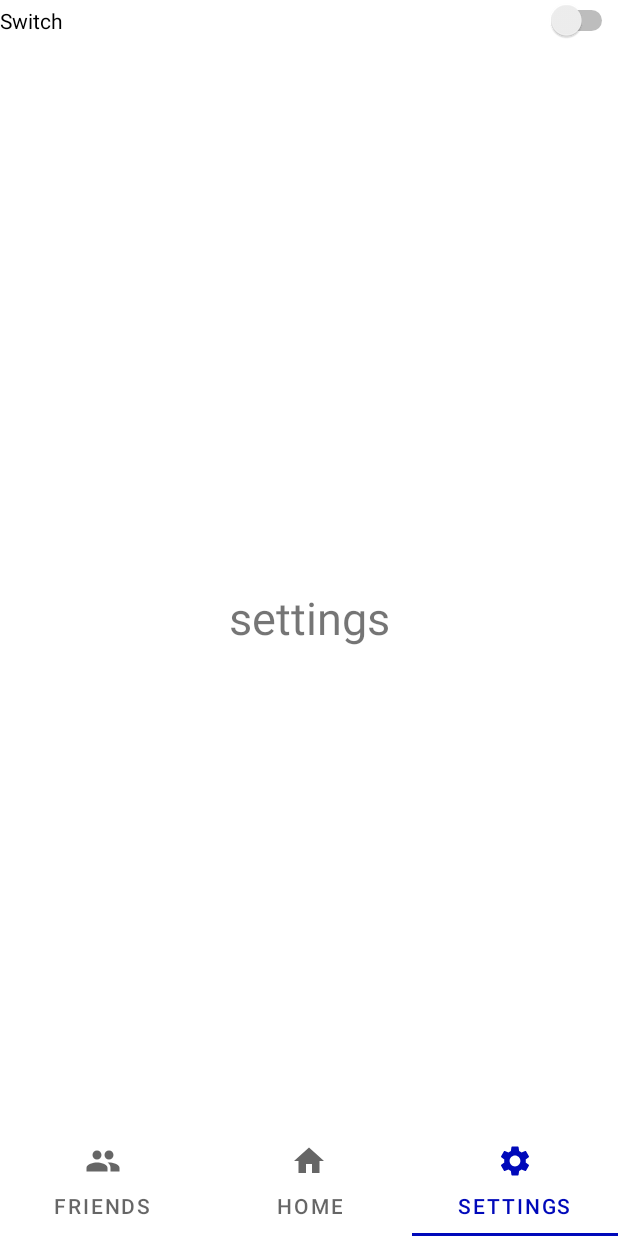
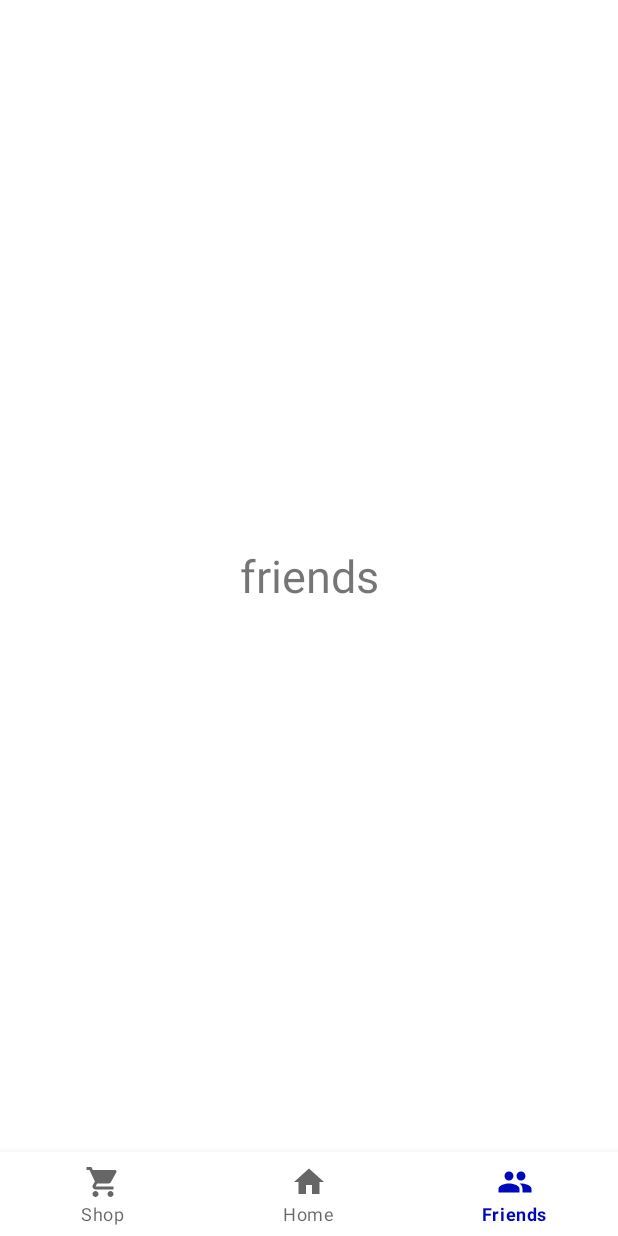
Before and after one commit to Tomer644/UtimateTicTacToe, an Android app: the screen it shows after launch (MainActivity), item 3 of the bottom bar chosen, on a phone screen of 412 x 824 dp. Run offline under Robolectric (Android 15) with nearby library versions, the phone set to English and light mode, and no system bars.

Commit message:
finished the menu

```diff
--- a/app/src/main/java/com/example/utimatetictactoe/HomeFragment.java
+++ b/app/src/main/java/com/example/utimatetictactoe/HomeFragment.java
@@ -1,23 +1,57 @@
 package com.example.utimatetictactoe;
 
+import android.content.Intent;
 import android.os.Bundle;
 
+import androidx.annotation.NonNull;
 import androidx.fragment.app.Fragment;
+import androidx.fragment.app.FragmentManager;
 
 import android.view.LayoutInflater;
 import android.view.View;
 import android.view.ViewGroup;
+import android.widget.Button;
+import android.widget.ImageButton;
+
+import com.google.android.material.bottomnavigation.BottomNavigationView;
+import com.google.android.material.navigation.NavigationBarView;
 
 /**
  * A simple {@link Fragment} subclass.
  * This is the home page of the app.
  */
-public class HomeFragment extends Fragment {
+public class HomeFragment extends Fragment implements View.OnClickListener {
 
+    ImageButton ibx, ibo;
     @Override
     public View onCreateView(LayoutInflater inflater, ViewGroup container,
                              Bundle savedInstanceState) {
         // Inflate the layout for this fragment
-        return inflater.inflate(R.layout.fragment_home, container, false);
+        View view = inflater.inflate(R.layout.fragment_home, container, false);
+        ibx = view.findViewById(R.id.btn_x);
+        ibo = view.findViewById(R.id.btn_o);
+
+        ibx.setOnClickListener(this);
+        ibo.setOnClickListener(this);
+
+        return view;
     }
+
+
+    @Override
+    public void onClick(@NonNull View view) {
+        Bundle args = new Bundle();
+        SkinsFragment fragment = new SkinsFragment();
+        if (view.equals(ibx)) {
+            args.putInt("pos", 0);
+            fragment.setArguments(args);
+        }
+        else if (view.equals(ibo)) {
+            args.putInt("pos", 2);
+            fragment.setArguments(args);
+        }
+        MainActivity.bottomNavigationView.setSelectedItemId(R.id.shop);
+        getActivity().getSupportFragmentManager().beginTransaction().replace(R.id.container, fragment).commit();
+    }
+
 }
--- a/app/src/main/java/com/example/utimatetictactoe/MainActivity.java
+++ b/app/src/main/java/com/example/utimatetictactoe/MainActivity.java
@@ -1,52 +1,60 @@
 package com.example.utimatetictactoe;
 
+import androidx.annotation.NonNull;
 import androidx.appcompat.app.AppCompatActivity;
+import androidx.fragment.app.Fragment;
 import androidx.viewpager2.widget.ViewPager2;
 
 import android.os.Bundle;
+import android.view.MenuItem;
+import android.widget.ImageButton;
 
+import com.google.android.material.bottomnavigation.BottomNavigationView;
+import com.google.android.material.navigation.NavigationBarView;
 import com.google.android.material.tabs.TabLayout;
 
 public class MainActivity extends AppCompatActivity {
 
     TabLayout tabLayout;
     ViewPager2 viewPager2;
-    vpAdapter vpAdapter;
+    VpAdapter vpAdapter;
+    static BottomNavigationView bottomNavigationView;
+
+    HomeFragment homeFragment = new HomeFragment();
+    SkinsFragment skinsFragment = new SkinsFragment();
+    FriendsFragment friendsFragment = new FriendsFragment();
 
     @Override
     protected void onCreate(Bundle savedInstanceState) {
         super.onCreate(savedInstanceState);
         setContentView(R.layout.activity_main);
 
-
-        TabLayout tabLayout = findViewById(R.id.tabLayout);
-        ViewPager2 viewPager2 = findViewById(R.id.pager);
-        vpAdapter = new vpAdapter(this);
-        viewPager2.setAdapter(vpAdapter);
-
-        tabLayout.addOnTabSelectedListener(new TabLayout.OnTabSelectedListener() {
+        bottomNavigationView = findViewById(R.id.nav_menu);
+        getSupportFragmentManager().beginTransaction().replace(R.id.container, homeFragment).commit();
+        bottomNavigationView.setOnItemSelectedListener(new NavigationBarView.OnItemSelectedListener() {
             @Override
-            public void onTabSelected(TabLayout.Tab tab) {
-                viewPager2.setCurrentItem(tab.getPosition());
-            }
-
-            @Override
-            public void onTabUnselected(TabLayout.Tab tab) {
-
-            }
-
-            @Override
-            public void onTabReselected(TabLayout.Tab tab) {
-
+            public boolean onNavigationItemSelected(@NonNull MenuItem item) {
+                return goToPage(item);
             }
         });
+        bottomNavigationView.setSelectedItemId(R.id.home);
+    }
 
-        viewPager2.registerOnPageChangeCallback(new ViewPager2.OnPageChangeCallback() {
-            @Override
-            public void onPageSelected(int position) {
-                super.onPageSelected(position);
-                tabLayout.getTabAt(position).select();
-            }
-        });
+    public boolean goToPage(@NonNull MenuItem item)
+    {
+        switch (item.getItemId()){
+            case R.id.home:
+                getSupportFragmentManager().beginTransaction().replace(R.id.container, homeFragment).commit();
+                return true;
+            case R.id.shop:
+                getSupportFragmentManager().beginTransaction().replace(R.id.container, skinsFragment).commit();
+                return true;
+            case R.id.friends:
+                getSupportFragmentManager().beginTransaction().replace(R.id.container, friendsFragment).commit();
+                return true;
+        }
+        return false;
     }
+
+
 }
--- /dev/null
+++ b/app/src/main/res/drawable/ic_baseline_shopping_cart_24.xml
@@ -0,0 +1,5 @@
+<vector android:height="24dp" android:tint="#000000"
+    android:viewportHeight="24" android:viewportWidth="24"
+    android:width="24dp" xmlns:android="http://schemas.android.com/apk/res/android">
+    <path android:fillColor="@android:color/white" android:pathData="M7,18c-1.1,0 -1.99,0.9 -1.99,2S5.9,22 7,22s2,-0.9 2,-2 -0.9,-2 -2,-2zM1,2v2h2l3.6,7.59 -1.35,2.45c-0.16,0.28 -0.25,0.61 -0.25,0.96 0,1.1 0.9,2 2,2h12v-2L7.42,15c-0.14,0 -0.25,-0.11 -0.25,-0.25l0.03,-0.12 0.9,-1.63h7.45c0.75,0 1.41,-0.41 1.75,-1.03l3.58,-6.49c0.08,-0.14 0.12,-0.31 0.12,-0.48 0,-0.55 -0.45,-1 -1,-1L5.21,4l-0.94,-2L1,2zM17,18c-1.1,0 -1.99,0.9 -1.99,2s0.89,2 1.99,2 2,-0.9 2,-2 -0.9,-2 -2,-2z"/>
+</vector>
--- a/app/src/main/res/layout/activity_main.xml
+++ b/app/src/main/res/layout/activity_main.xml
@@ -7,39 +7,17 @@
     tools:context=".MainActivity"
     android:orientation="horizontal">
 
-    <androidx.viewpager2.widget.ViewPager2
-        android:id="@+id/pager"
+
+    <FrameLayout
         android:layout_width="match_parent"
-        android:layout_height="match_parent" />
-<!--        android:background="#0002ba"-->
+        android:layout_height="match_parent"
+        android:id="@+id/container"
+        android:layout_above="@+id/nav_menu" />
 
-    <com.google.android.material.tabs.TabLayout
-        android:id="@+id/tabLayout"
+    <com.google.android.material.bottomnavigation.BottomNavigationView
+        android:id="@+id/nav_menu"
+        android:layout_width="match_parent"
+        android:layout_height="wrap_content"
         android:layout_alignParentBottom="true"
-        android:layout_width="match_parent"
-        android:layout_height="wrap_content">
-<!--        android:background="#5e38ee"-->
-
-
-        <com.google.android.material.tabs.TabItem
-            android:layout_width="match_parent"
-            android:layout_height="wrap_content"
-            android:text="Friends"
-            android:icon="@drawable/ic_baseline_group_24" />
-
-        <com.google.android.material.tabs.TabItem
-            android:layout_width="match_parent"
-            android:layout_height="wrap_content"
-            android:text="Home"
-            android:icon="@drawable/ic_baseline_home_24" />
-
-        <com.google.android.material.tabs.TabItem
-            android:layout_width="match_parent"
-            android:layout_height="wrap_content"
-            android:text="Settings"
-            android:icon="@drawable/ic_baseline_settings_24"/>
-
-
-    </com.google.android.material.tabs.TabLayout>
-
+        app:menu="@menu/menu" />
 </RelativeLayout>
--- a/app/src/main/res/layout/fragment_settings.xml
+++ b/app/src/main/res/layout/fragment_shop.xml
@@ -1,21 +1,15 @@
 <?xml version="1.0" encoding="utf-8"?>
-<FrameLayout xmlns:android="http://schemas.android.com/apk/res/android"
+<RelativeLayout xmlns:android="http://schemas.android.com/apk/res/android"
     xmlns:tools="http://schemas.android.com/tools"
     android:layout_width="match_parent"
     android:layout_height="match_parent"
-    tools:context=".SettingsFragment">
+    tools:context=".ShopFragment">
 
     <TextView
         android:layout_width="match_parent"
         android:layout_height="match_parent"
         android:gravity="center"
-        android:text="settings"
+        android:text="Shop fragment"
         android:textSize="30dp" />
 
-    <Switch
-        android:id="@+id/switch1"
-        android:layout_width="match_parent"
-        android:layout_height="wrap_content"
-        android:text="Switch" />
-
-</FrameLayout>
+</RelativeLayout>
--- /dev/null
+++ b/app/src/main/res/menu/menu.xml
@@ -0,0 +1,15 @@
+<?xml version="1.0" encoding="utf-8"?>
+<menu xmlns:android="http://schemas.android.com/apk/res/android">
+
+    <item android:title="Shop"
+        android:id="@+id/shop"
+        android:icon="@drawable/ic_baseline_shopping_cart_24"/>
+
+    <item android:title="Home"
+        android:id="@+id/home"
+        android:icon="@drawable/ic_baseline_home_24"/>
+
+    <item android:title="Friends"
+        android:id="@+id/friends"
+        android:icon="@drawable/ic_baseline_group_24"/>
+</menu>
```
Also changed, not shown: app/src/main/java/com/example/utimatetictactoe/ShopFragment.java (added, +19 -0 lines), app/src/main/java/com/example/utimatetictactoe/SkinsFragment.java (added, +80 -0 lines), app/src/main/java/com/example/utimatetictactoe/VpAdapter.java (renamed from app/src/main/java/com/example/utimatetictactoe/vpAdapter.java, +7 -7 lines), app/src/main/java/com/example/utimatetictactoe/oSkinsFragment.java (renamed from app/src/main/java/com/example/utimatetictactoe/SettingsFragment.java, +2 -7 lines), app/src/main/java/com/example/utimatetictactoe/xSkinsFragment.java (added, +19 -0 lines), app/src/main/res/layout/fragment_o_skins.xml (added, +15 -0 lines), app/src/main/res/layout/fragment_skins.xml (added, +38 -0 lines), app/src/main/res/layout/fragment_x_skins.xml (added, +16 -0 lines).
